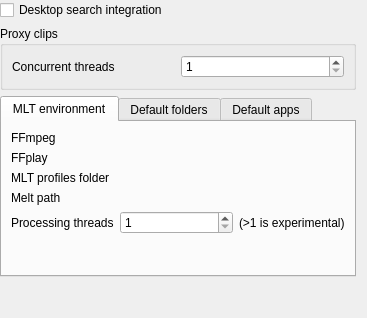
The window that src/ui/configenv_ui.ui (KDE/kdenlive) describes before a commit, drawn with Qt 5.
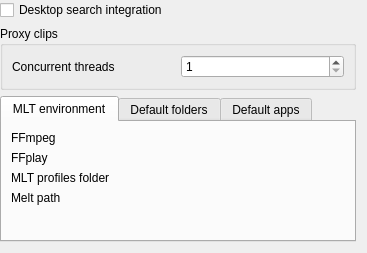
The same window after the commit. Custom widgets are drawn as their Qt base class.

Commit message:
Remove the MLT processing threads option that never really worked and crashes movit
Conflicts:
	src/renderer.cpp

Patch:
```diff
--- a/src/ui/configenv_ui.ui
+++ b/src/ui/configenv_ui.ui
@@ -7,7 +7,7 @@
     <x>0</x>
     <y>0</y>
     <width>367</width>
-    <height>318</height>
+    <height>253</height>
    </rect>
   </property>
   <layout class="QGridLayout" name="gridLayout">
@@ -34,7 +34,7 @@
        <string>MLT environment</string>
       </attribute>
       <layout class="QGridLayout" name="gridLayout_3">
-       <item row="5" column="1">
+       <item row="4" column="1">
         <spacer name="verticalSpacer_2">
          <property name="orientation">
           <enum>Qt::Vertical</enum>
@@ -47,7 +47,7 @@
          </property>
         </spacer>
        </item>
-       <item row="3" column="1" colspan="3">
+       <item row="3" column="1" colspan="2">
         <widget class="KUrlRequester" name="rendererpathurl"/>
        </item>
        <item row="3" column="0">
@@ -57,33 +57,6 @@
          </property>
         </widget>
        </item>
-       <item row="4" column="3">
-        <widget class="QLabel" name="label_7">
-         <property name="text">
-          <string>(&gt;1 is experimental)</string>
-         </property>
-        </widget>
-       </item>
-       <item row="4" column="1" colspan="2">
-        <widget class="QSpinBox" name="kcfg_mltthreads">
-         <property name="sizePolicy">
-          <sizepolicy hsizetype="Minimum" vsizetype="Fixed">
-           <horstretch>0</horstretch>
-           <verstretch>0</verstretch>
-          </sizepolicy>
-         </property>
-         <property name="minimum">
-          <number>1</number>
-         </property>
-        </widget>
-       </item>
-       <item row="4" column="0">
-        <widget class="QLabel" name="label_6">
-         <property name="text">
-          <string>Processing threads</string>
-         </property>
-        </widget>
-       </item>
        <item row="0" column="0">
         <widget class="QLabel" name="label_8">
          <property name="text">
@@ -98,10 +71,10 @@
          </property>
         </widget>
        </item>
-       <item row="2" column="1" colspan="3">
+       <item row="2" column="1" colspan="2">
         <widget class="KUrlRequester" name="mltpathurl"/>
        </item>
-       <item row="0" column="1" colspan="3">
+       <item row="0" column="1" colspan="2">
         <widget class="KUrlRequester" name="ffmpegurl"/>
        </item>
        <item row="1" column="0">
@@ -111,7 +84,7 @@
          </property>
         </widget>
        </item>
-       <item row="1" column="1" colspan="3">
+       <item row="1" column="1" colspan="2">
         <widget class="KUrlRequester" name="ffplayurl"/>
        </item>
       </layout>
@@ -258,19 +231,6 @@
      </widget>
     </widget>
    </item>
-   <item row="3" column="0">
-    <spacer name="verticalSpacer">
-     <property name="orientation">
-      <enum>Qt::Vertical</enum>
-     </property>
-     <property name="sizeHint" stdset="0">
-      <size>
-       <width>20</width>
-       <height>40</height>
-      </size>
-     </property>
-    </spacer>
-   </item>
    <item row="1" column="0">
     <widget class="QGroupBox" name="groupBox">
      <property name="title">
```
The commit also changes 7 other files.
